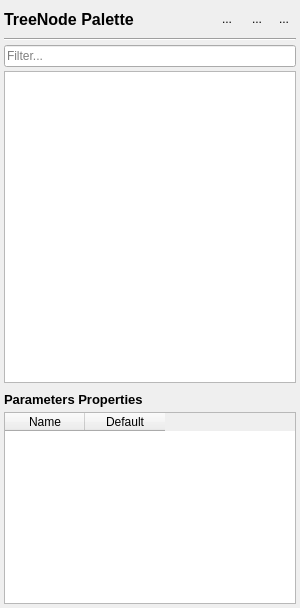
Old version of the form bt_editor/sidepanel_editor.ui in the repository BehaviorTree/Groot.
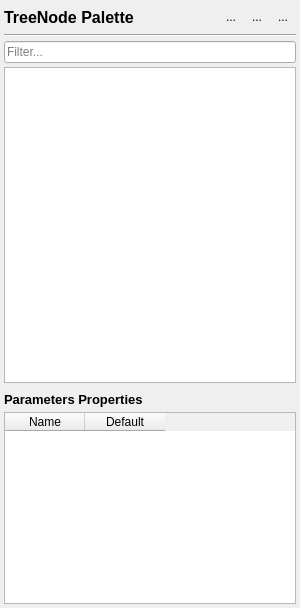
New version of the form. Icons and pictures are not drawn.

Diff of the .ui file:
```diff
--- a/bt_editor/sidepanel_editor.ui
+++ b/bt_editor/sidepanel_editor.ui
@@ -77,14 +77,14 @@
       <widget class="QToolButton" name="buttonAddNode">
        <property name="minimumSize">
         <size>
-         <width>30</width>
-         <height>30</height>
+         <width>26</width>
+         <height>26</height>
         </size>
        </property>
        <property name="maximumSize">
         <size>
-         <width>30</width>
-         <height>30</height>
+         <width>26</width>
+         <height>26</height>
         </size>
        </property>
        <property name="focusPolicy">
@@ -105,8 +105,8 @@
        </property>
        <property name="iconSize">
         <size>
-         <width>22</width>
-         <height>22</height>
+         <width>24</width>
+         <height>24</height>
         </size>
        </property>
        <property name="autoRaise">
@@ -118,14 +118,20 @@
       <widget class="QToolButton" name="buttonDownload">
        <property name="sizePolicy">
         <sizepolicy hsizetype="Fixed" vsizetype="Fixed">
-         <horstretch>30</horstretch>
-         <verstretch>30</verstretch>
+         <horstretch>0</horstretch>
+         <verstretch>0</verstretch>
         </sizepolicy>
        </property>
        <property name="minimumSize">
         <size>
-         <width>30</width>
-         <height>30</height>
+         <width>26</width>
+         <height>26</height>
+        </size>
+       </property>
+       <property name="maximumSize">
+        <size>
+         <width>26</width>
+         <height>26</height>
         </size>
        </property>
        <property name="focusPolicy">
@@ -143,8 +149,8 @@
        </property>
        <property name="iconSize">
         <size>
-         <width>22</width>
-         <height>22</height>
+         <width>20</width>
+         <height>20</height>
         </size>
        </property>
        <property name="autoRaise">
@@ -159,14 +165,20 @@
        </property>
        <property name="sizePolicy">
         <sizepolicy hsizetype="Fixed" vsizetype="Fixed">
-         <horstretch>30</horstretch>
-         <verstretch>30</verstretch>
+         <horstretch>0</horstretch>
+         <verstretch>0</verstretch>
         </sizepolicy>
        </property>
+       <property name="minimumSize">
+        <size>
+         <width>26</width>
+         <height>26</height>
+        </size>
+       </property>
        <property name="maximumSize">
         <size>
-         <width>30</width>
-         <height>30</height>
+         <width>26</width>
+         <height>26</height>
         </size>
        </property>
        <property name="baseSize">
@@ -190,8 +202,8 @@
        </property>
        <property name="iconSize">
         <size>
-         <width>22</width>
-         <height>22</height>
+         <width>20</width>
+         <height>20</height>
         </size>
        </property>
        <property name="autoRaise">
@@ -201,6 +213,18 @@
      </item>
      <item>
       <widget class="QToolButton" name="buttonLock">
+       <property name="minimumSize">
+        <size>
+         <width>26</width>
+         <height>26</height>
+        </size>
+       </property>
+       <property name="maximumSize">
+        <size>
+         <width>26</width>
+         <height>26</height>
+        </size>
+       </property>
        <property name="focusPolicy">
         <enum>Qt::NoFocus</enum>
        </property>
@@ -214,8 +238,8 @@
        </property>
        <property name="iconSize">
         <size>
-         <width>24</width>
-         <height>24</height>
+         <width>22</width>
+         <height>22</height>
         </size>
        </property>
        <property name="checkable">
```
Left out of the diff: 3 changed lines with no effect on the pictures.
